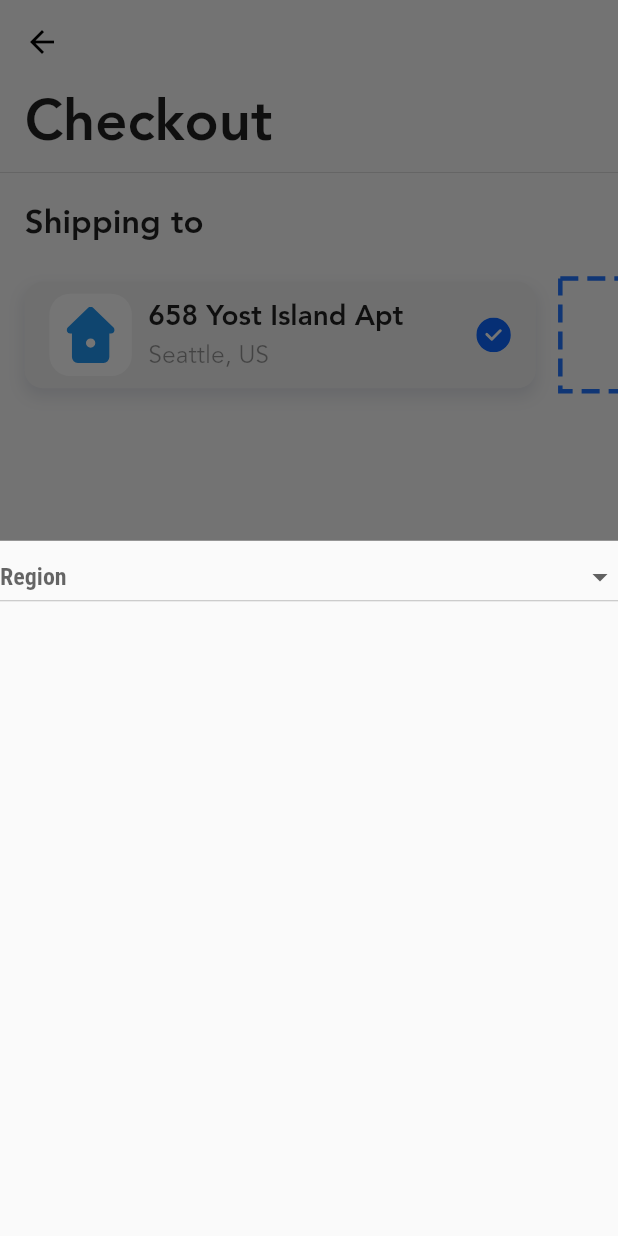
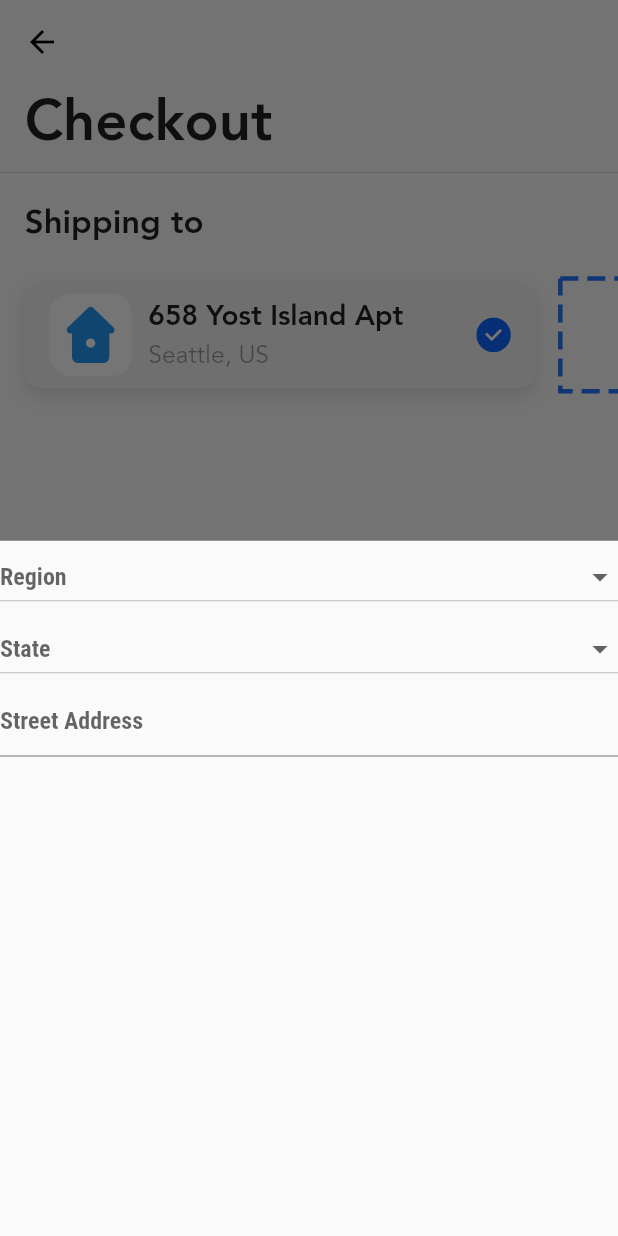
Before and after one commit to sasukeamjed/ui_store_design, a Flutter app: the Checkout screen opened by its route, after a tap on "Add a new address", on a phone screen of 412 x 824 dp. Run offline on Flutter 3.47's test engine with Material 2 defaults, Android fonts, the phone set to English and light mode, and no system bars; drawn by our look-alikes of dotted_border; our stand-ins replace auto_size_text, flutter_screenutil, flutter_svg.

```diff
--- a/lib/screens/checkout_screen/components/body.dart
+++ b/lib/screens/checkout_screen/components/body.dart
@@ -162,6 +162,27 @@ class _EmptyAddressState extends State<EmptyAddress> {
                       });
                     },
                   ),
+                  DropdownButton<String>(
+                    value: _chosenValue,
+                    isExpanded: true,
+                    hint: Text("State"),
+                    focusColor: Colors.white,
+                    items: <String>[
+                      'Nizwa',
+                      'Adam',
+                      'Izki'
+                    ].map<DropdownMenuItem<String>>(buildDropDownMenuItem).toList(),
+                    onChanged: (String? newValue){
+                      setModalState(() {
+                        _chosenValue = newValue;
+                      });
+                    },
+                  ),
+                  TextField(
+                    decoration: InputDecoration(
+                      hintText: "Street Address",
+                    ),
+                  ),
                 ],
               );
             },
```
